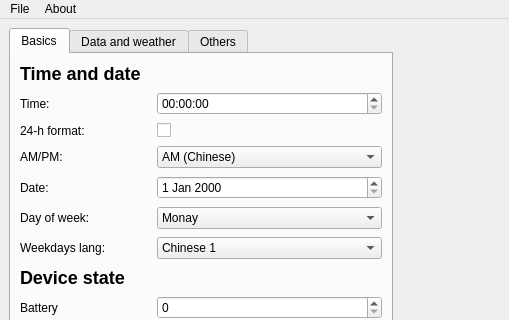
Qt form mibandpreview_qt/qt/app.ui (melianmiko/mibandpreview) before a commit; both pictures show x 0 to 509 and y 0 to 320 of the 600 by 510 pixel window.
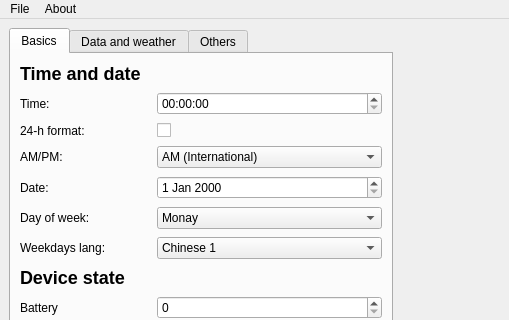
The same form after that commit. The open tabs and pages were chosen to show the change. Icons and pictures are not drawn.

Commit message: Fixed AM/PM language picker

Patch:
```diff
--- a/mibandpreview_qt/qt/app.ui
+++ b/mibandpreview_qt/qt/app.ui
@@ -139,16 +139,6 @@
             </item>
             <item row="3" column="1">
              <widget class="QComboBox" name="edit_ampm">
-              <item>
-               <property name="text">
-                <string>AM (Chinese)</string>
-               </property>
-              </item>
-              <item>
-               <property name="text">
-                <string>PM (Chinese)</string>
-               </property>
-              </item>
               <item>
                <property name="text">
                 <string>AM (International)</string>
```
Left out of the diff: 14 changed lines with no effect on the pictures. The commit also changes 2 other files.
